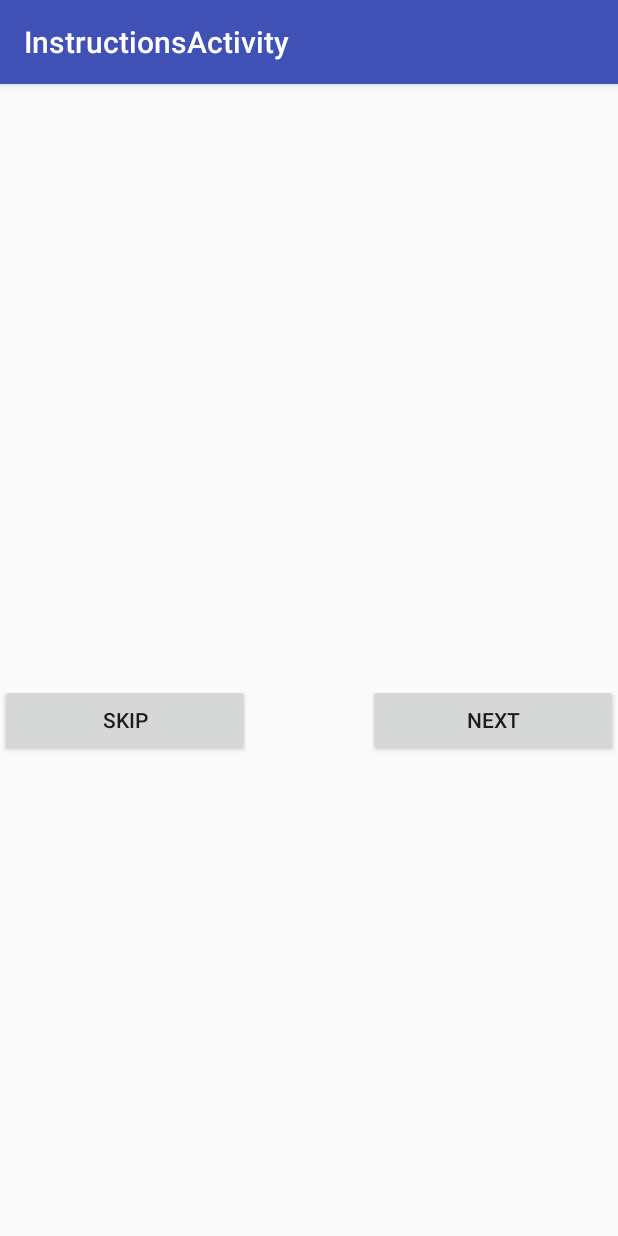
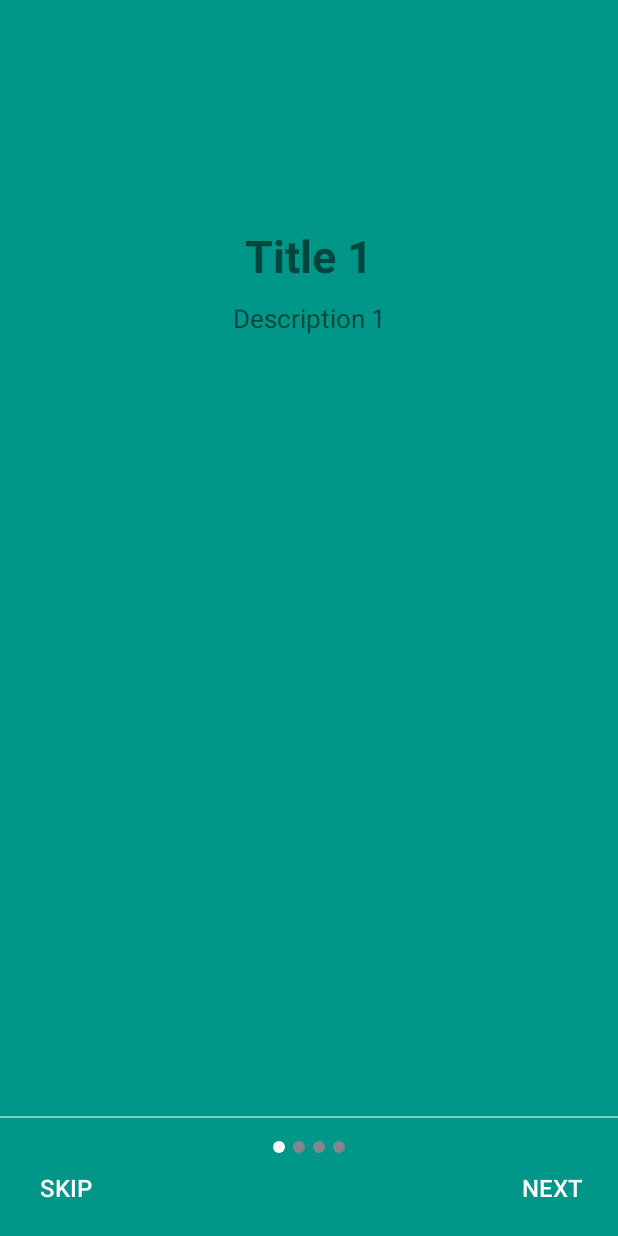
Before and after one commit to joakimoa/icatch, an Android app: the screen it shows after launch (InstructionsActivity), on a phone screen of 412 x 824 dp. Run offline under Robolectric (Android 15) with nearby library versions, the phone set to English and light mode, and no system bars; Roboto replaces fonts that are not available here.

Commit message:
added a functioning slideshow for a how-to-play

```diff
--- a/app/build.gradle
+++ b/app/build.gradle
@@ -27,4 +27,5 @@ dependencies {
     androidTestImplementation 'com.android.support.test:runner:1.0.1'
     androidTestImplementation 'com.android.support.test.espresso:espresso-core:3.0.1'
     implementation 'com.google.android.gms:play-services-maps:15.0.1'
+    implementation 'com.tbuonomo.andrui:viewpagerdotsindicator:2.0.2'
 }
--- a/app/src/main/java/com/absolutapp/icatch/InstructionsActivity.java
+++ b/app/src/main/java/com/absolutapp/icatch/InstructionsActivity.java
@@ -1,52 +1,191 @@
 package com.absolutapp.icatch;
 
-import android.app.Dialog;
-import android.app.DialogFragment;
 import android.content.Intent;
+import android.os.Build;
 import android.os.Bundle;
-import android.support.design.widget.FloatingActionButton;
-import android.support.design.widget.Snackbar;
+import android.support.v4.content.ContextCompat;
+import android.support.v4.view.ViewPager;
 import android.support.v7.app.AppCompatActivity;
-import android.support.v7.widget.Toolbar;
 import android.view.View;
+import android.view.ViewGroup;
+import android.view.WindowManager;
+import android.widget.Button;
+import android.widget.ImageView;
+import android.widget.LinearLayout;
 
-public class InstructionsActivity extends AppCompatActivity {
+/**
+ * A class showing the how-to-play tutorial
+ */
+public class InstructionsActivity extends AppCompatActivity implements View.OnClickListener {
 
+    private ViewPager mPager;
+    private int[] layouts = {
+        R.layout.instructionslide_1,
+        R.layout.instructionslide_2,
+        R.layout.instructionslide_3,
+        R.layout.instructionslide_4
+    };
+
+    private InstructionsAdapter adapter;
+    private LinearLayout Dots_Layout;
+    private ImageView[] dots;
+
+    private Button BnNext, BnSkip;
+
+    /**
+     * Created the view and all the components
+     * @param savedInstanceState
+     */
     @Override
     protected void onCreate(Bundle savedInstanceState) {
         super.onCreate(savedInstanceState);
+
+        //checks if the user has opened the app before
+        if(new PreferenceManager(this).checkPreference())
+        {
+            loadHome();
+        }
+
+        if(Build.VERSION.SDK_INT >= 19)
+        {
+            getWindow().addFlags(WindowManager.LayoutParams.FLAG_TRANSLUCENT_STATUS);
+        }
+        else
+        {
+            getWindow().clearFlags(WindowManager.LayoutParams.FLAG_TRANSLUCENT_STATUS);
+        }
+
         setContentView(R.layout.activity_instructions);
-        Toolbar toolbar = (Toolbar) findViewById(R.id.toolbar);
-        setSupportActionBar(toolbar);
+        mPager = findViewById(R.id.viewPager);
+        adapter = new InstructionsAdapter(layouts, this);
+        mPager.setAdapter(adapter);
 
-//        FloatingActionButton fab = (FloatingActionButton) findViewById(R.id.fab);
-//        fab.setOnClickListener(new View.OnClickListener() {
-//            @Override
-//            public void onClick(View view) {
-//                Snackbar.make(view, "Replace with your own action", Snackbar.LENGTH_LONG)
-//                        .setAction("Action", null).show();
-//            }
-//        });
+        Dots_Layout = findViewById(R.id.dotsLayout);
+        createDots(0);
 
-//        StoryDialog storyDialog = new StoryDialog();
-//        Dialog d = storyDialog.getDia();
-//        d.show();
+        BnNext = findViewById(R.id.bnNext);
+        BnSkip = findViewById(R.id.bnSkip);
+        BnNext.setOnClickListener(this);
+        BnSkip.setOnClickListener(this);
 
-//        DialogFragment dialog = new StoryDialog();
-//        Bundle args = new Bundle();
-//        //args.putString(YesNoDialog.ARG_TITLE, title);
-//        //args.putString(YesNoDialog.ARG_MESSAGE, message);
-//        int yesno = 0;
-//        dialog.setArguments(args);
-//        //dialog.setTargetFragment(this, yesno);
-//        dialog.show(getFragmentManager(), "tag");
+        /**
+         * Changes the layout of the buttons depending on what slide currently is showing
+         */
+        mPager.addOnPageChangeListener(new ViewPager.OnPageChangeListener(){
+
+            @Override
+            public void onPageScrolled(int position, float positionOffset, int positionOffsetPixels) {
+
+            }
+
+            /**
+             * Decides the layout of the buttons
+             * @param position
+             */
+            @Override
+            public void onPageSelected(int position) {
+                createDots(position);
+                if(position==layouts.length-1)
+                {
+                    BnNext.setText("Start");
+                    BnSkip.setVisibility(View.INVISIBLE);
+                }
+                else
+                {
+                    BnNext.setText("Next");
+                    BnSkip.setVisibility(View.VISIBLE);
+                }
+            }
+
+            @Override
+            public void onPageScrollStateChanged(int state) {
+
+            }
+        });
 
     }
 
-    public void goToGameActivity(View view) {
-        Intent intent = new Intent(this, GameActivity.class);
-        startActivity(intent);
+    /**
+     * Creates the slideshow-dots and highlights them depending on what page is currently active
+     * @param currentPosition
+     */
+    private void createDots(int currentPosition)
+    {
+        if(Dots_Layout != null)
+        {
+            Dots_Layout.removeAllViews();
+        }
+
+        dots = new ImageView[layouts.length];
+
+        for (int i = 0; i < layouts.length; i++)
+        {
+            dots[i] = new ImageView(this);
+            if(i==currentPosition)
+            {
+                dots[i].setImageDrawable(ContextCompat.getDrawable(this, R.drawable.active_dots));
+            }
+            else
+            {
+                dots[i].setImageDrawable(ContextCompat.getDrawable(this, R.drawable.default_dots));
+            }
+
+            LinearLayout.LayoutParams params = new LinearLayout.LayoutParams(ViewGroup.LayoutParams.WRAP_CONTENT,
+                    ViewGroup.LayoutParams.WRAP_CONTENT);
+
+            params.setMargins(4, 0, 4, 0);
+
+            Dots_Layout.addView(dots[i], params);
+        }
+    }
+
+    /**
+     * This function is called whenever the user clicks a button.
+     * Either changes slide or loads the main menu
+     * @param v
+     */
+    @Override
+    public void onClick(View v) {
+
+        switch (v.getId())
+        {
+            case R.id.bnNext:
+                loadNextSlide();
+                break;
+
+            case R.id.bnSkip:
+                loadHome();
+                new PreferenceManager(this).writePreference();
+                break;
+        }
+
 
     }
 
+    /**
+     * Loads the main menu
+     */
+    private void loadHome()
+    {
+        startActivity(new Intent(this, MainActivity.class));
+        finish();
+    }
+
+    /**
+     * Loads the next slide
+     */
+    private void loadNextSlide()
+    {
+        int next_slide = mPager.getCurrentItem()+1;
+
+        if(next_slide < layouts.length)
+        {
+            mPager.setCurrentItem(next_slide);
+        }
+        else
+        {
+            loadHome();
+            new PreferenceManager(this).writePreference();
+        }
+    }
 }
--- /dev/null
+++ b/app/src/main/java/com/absolutapp/icatch/InstructionsAdapter.java
@@ -0,0 +1,71 @@
+package com.absolutapp.icatch;
+import android.content.Context;
+import android.support.annotation.NonNull;
+import android.support.v4.view.PagerAdapter;
+import android.view.LayoutInflater;
+import android.view.View;
+import android.view.ViewGroup;
+
+/**
+ * Created by otto on 2018-05-07.
+ *
+ * Links the InstructionsActivity to the ViewPager
+ */
+
+public class InstructionsAdapter extends PagerAdapter {
+
+    Context context;
+    LayoutInflater inflater;
+    public int[] layouts;
+
+    public InstructionsAdapter(int[] layouts, Context context)
+    {
+        this.layouts = layouts;
+        this.context = context;
+        inflater = (LayoutInflater) context.getSystemService(Context.LAYOUT_INFLATER_SERVICE);
+    }
+
+    /**
+     * Returns how many slides there are
+     * @return the length of the array containing the slides
+     */
+    @Override
+    public int getCount(){
+        return layouts.length;
+    }
+
+    @Override
+    public boolean isViewFromObject(@NonNull View view, @NonNull Object object) {
+        return view==object;
+    }
+
+    /**
+     * Changes view to the correct slide
+     * @param container
+     * @param position
+     * @return
+     */
+    @NonNull
+    @Override
+    public Object instantiateItem(@NonNull ViewGroup container, int position) {
+
+        View view = inflater.inflate(layouts[position], container, false);
+        container.addView(view);
+
+        return view;
+    }
+
+    /**
+     * Destroys the previous view when the user changes slide
+     * @param container
+     * @param position
+     * @param object
+     */
+    @Override
+    public void destroyItem(@NonNull ViewGroup container, int position, @NonNull Object object) {
+
+        View view = (View) object;
+        container.removeView(view);
+
+    }
+}
--- /dev/null
+++ b/app/src/main/java/com/absolutapp/icatch/PreferenceManager.java
@@ -0,0 +1,68 @@
+package com.absolutapp.icatch;
+
+import android.content.Context;
+import android.content.SharedPreferences;
+
+/**
+ * This class keeps track of if the user has opened the app before.
+ * Only shows the slide-show if it's the first time the app is opened (won't be true for us because of testing purposes)
+ * Created by otto on 2018-05-08.
+ */
+
+public class PreferenceManager {
+
+    private Context context;
+    private SharedPreferences sharedPreferences;
+
+    public PreferenceManager(Context context)
+    {
+        this.context = context;
+        getSharedPreference();
+    }
+
+    /**
+     * Gets the shared preferences
+     */
+    private void getSharedPreference()
+    {
+        sharedPreferences = context.getSharedPreferences(context.getString(R.string.my_preference), Context.MODE_PRIVATE);
+    }
+
+    /**
+     * Writes to the shared preferences, marking the app has been opened
+     */
+    public void writePreference()
+    {
+        SharedPreferences.Editor editor = sharedPreferences.edit();
+        editor.putString(context.getString(R.string.my_preference_key), "INIT_OK");
+        editor.commit();
+    }
+
+    /**
+     * Checks if the app has been opened before and changes the preferences accordinlgy
+     * @return
+     */
+    public boolean checkPreference()
+    {
+        boolean status = false;
+
+        if(sharedPreferences.getString(context.getString(R.string.my_preference_key), "null").equals("null"))
+        {
+            status = false;
+        }
+        else
+        {
+            status = false; //set this to true if you want the class to work
+        }
+        return  status;
+    }
+
+    /**
+     * Clears the preferences if the user wants to see the slideshow again
+     */
+    public void clearPreference()
+    {
+        sharedPreferences.edit().clear().commit();
+    }
+
+}
--- /dev/null
+++ b/app/src/main/res/drawable/active_dots.xml
@@ -0,0 +1,11 @@
+<?xml version="1.0" encoding="utf-8"?>
+<shape xmlns:android="http://schemas.android.com/apk/res/android"
+    android:shape="oval"
+    android:dither="true"
+    >
+
+    <size android:height="8dp" android:width="8dp"/>
+
+    <solid android:color="@color/active_dots"/>
+
+</shape>
--- /dev/null
+++ b/app/src/main/res/drawable/default_dots.xml
@@ -0,0 +1,11 @@
+<?xml version="1.0" encoding="utf-8"?>
+<shape xmlns:android="http://schemas.android.com/apk/res/android"
+    android:shape="oval"
+    android:dither="true"
+    >
+
+    <size android:height="8dp" android:width="8dp"/>
+
+    <solid android:color="@color/inactive_dots"/>
+
+</shape>
--- a/app/src/main/res/layout/activity_instructions.xml
+++ b/app/src/main/res/layout/activity_instructions.xml
@@ -1,25 +1,60 @@
 <?xml version="1.0" encoding="utf-8"?>
-<android.support.design.widget.CoordinatorLayout xmlns:android="http://schemas.android.com/apk/res/android"
+<RelativeLayout xmlns:android="http://schemas.android.com/apk/res/android"
     xmlns:app="http://schemas.android.com/apk/res-auto"
     xmlns:tools="http://schemas.android.com/tools"
     android:layout_width="match_parent"
     android:layout_height="match_parent"
     tools:context=".InstructionsActivity">
 
-    <android.support.design.widget.AppBarLayout
+    <android.support.v4.view.ViewPager
+        android:id="@+id/viewPager"
+        android:layout_width="match_parent"
+        android:layout_height="match_parent"
+    />
+
+    <View
+        android:layout_width="match_parent"
+        android:layout_height="1dp"
+        android:alpha=".5"
+        android:layout_above="@+id/dotsLayout"
+        android:background="@android:color/white"
+        android:layout_marginBottom="15dp"
+        ></View>
+
+    <LinearLayout
         android:layout_width="match_parent"
         android:layout_height="wrap_content"
-        android:theme="@style/AppTheme.AppBarOverlay">
+        android:id="@+id/dotsLayout"
+        android:layout_centerHorizontal="true"
+        android:layout_alignParentBottom="true"
+        android:orientation="horizontal"
+        android:gravity="center"
+        android:layout_marginBottom="55sp"
+    />
 
-        <android.support.v7.widget.Toolbar
-            android:id="@+id/toolbar"
-            android:layout_width="match_parent"
-            android:layout_height="?attr/actionBarSize"
-            android:background="?attr/colorPrimary"
-            app:popupTheme="@style/AppTheme.PopupOverlay" />
+    <Button
+        android:layout_width="wrap_content"
+        android:layout_height="wrap_content"
+        android:text="Skip"
+        android:textSize="16sp"
+        android:layout_alignParentBottom="true"
+        android:layout_alignParentLeft="true"
+        android:background="@null"
+        android:id="@+id/bnSkip"
+        android:layout_marginBottom="8dp"
+        android:textColor="@android:color/white"
+        />
 
-    </android.support.design.widget.AppBarLayout>
-
-    <include layout="@layout/content_instructions" />
-
-</android.support.design.widget.CoordinatorLayout>
+    <Button
+        android:layout_width="wrap_content"
+        android:layout_height="wrap_content"
+        android:text="Next"
+        android:textSize="16sp"
+        android:layout_alignParentBottom="true"
+        android:layout_alignParentRight="true"
+        android:background="@null"
+        android:id="@+id/bnNext"
+        android:layout_marginBottom="8dp"
+        android:textColor="@android:color/white"
+        />
+</RelativeLayout>
--- /dev/null
+++ b/app/src/main/res/layout/instructionslide_1.xml
@@ -0,0 +1,29 @@
+<?xml version="1.0" encoding="utf-8"?>
+<RelativeLayout
+    xmlns:android="http://schemas.android.com/apk/res/android"
+    android:layout_width="match_parent"
+    android:layout_height="match_parent"
+    android:background="@color/colorSlide_1"
+    >
+
+    <TextView
+        android:layout_width="match_parent"
+        android:layout_height="wrap_content"
+        android:text="@string/slide_1_title"
+        android:textSize="30sp"
+        android:textStyle="bold"
+        android:layout_marginTop="150dp"
+        android:gravity="center_horizontal"
+        android:id="@+id/slide_title"
+        />
+
+    <TextView
+        android:layout_width="match_parent"
+        android:layout_height="wrap_content"
+        android:text="@string/slide_1_desc"
+        android:layout_marginTop="200dp"
+        android:id="@+id/slide_desc"
+        android:textSize="17sp"
+        android:textAlignment="center"
+        />
+</RelativeLayout>
--- a/app/src/main/res/values/colors.xml
+++ b/app/src/main/res/values/colors.xml
@@ -3,4 +3,13 @@
     <color name="colorPrimary">#3F51B5</color>
     <color name="colorPrimaryDark">#303F9F</color>
     <color name="colorAccent">#FF4081</color>
+
+    <color name="colorSlide_1">#009688</color>
+    <color name="colorSlide_2">#795548</color>
+    <color name="colorSlide_3">#8BC34A</color>
+    <color name="colorSlide_4">#3F51B5</color>
+
+    <color name="active_dots">#fffafa</color>
+    <color name="inactive_dots">#83878b</color>
+
 </resources>
--- a/app/src/main/res/values/strings.xml
+++ b/app/src/main/res/values/strings.xml
@@ -6,4 +6,25 @@
     <string name="title_home">Home</string>
     <string name="title_dashboard">Dashboard</string>
     <string name="title_notifications">Notifications</string>
+
+
+    <!-- slide 1 title and descr -->
+    <string name="slide_1_title">Title 1</string>
+    <string name="slide_1_desc">Description 1</string>
+
+    <!-- slide 2 title and descr -->
+    <string name="slide_2_title">Title 2</string>
+    <string name="slide_2_desc">Description 2</string>
+
+    <!-- slide 3 title and descr -->
+    <string name="slide_3_title">Title 3</string>
+    <string name="slide_3_desc">Description 3</string>
+
+    <!-- slide 4 title and descr -->
+    <string name="slide_4_title">Title 4</string>
+    <string name="slide_4_desc">Description 4</string>
+
+    <string name="my_preference">"com.abc.com.MyPref</string>
+    <string name="my_preference_key">"com.abc.com.MyPrefKey</string>
+
 </resources>
```
Also changed, not shown: app/src/main/java/com/absolutapp/icatch/MainActivity.java (+9 -0 lines), app/src/main/res/layout/instructionslide_2.xml (added, +29 -0 lines), app/src/main/res/layout/instructionslide_3.xml (added, +29 -0 lines), app/src/main/res/layout/instructionslide_4.xml (added, +29 -0 lines).
